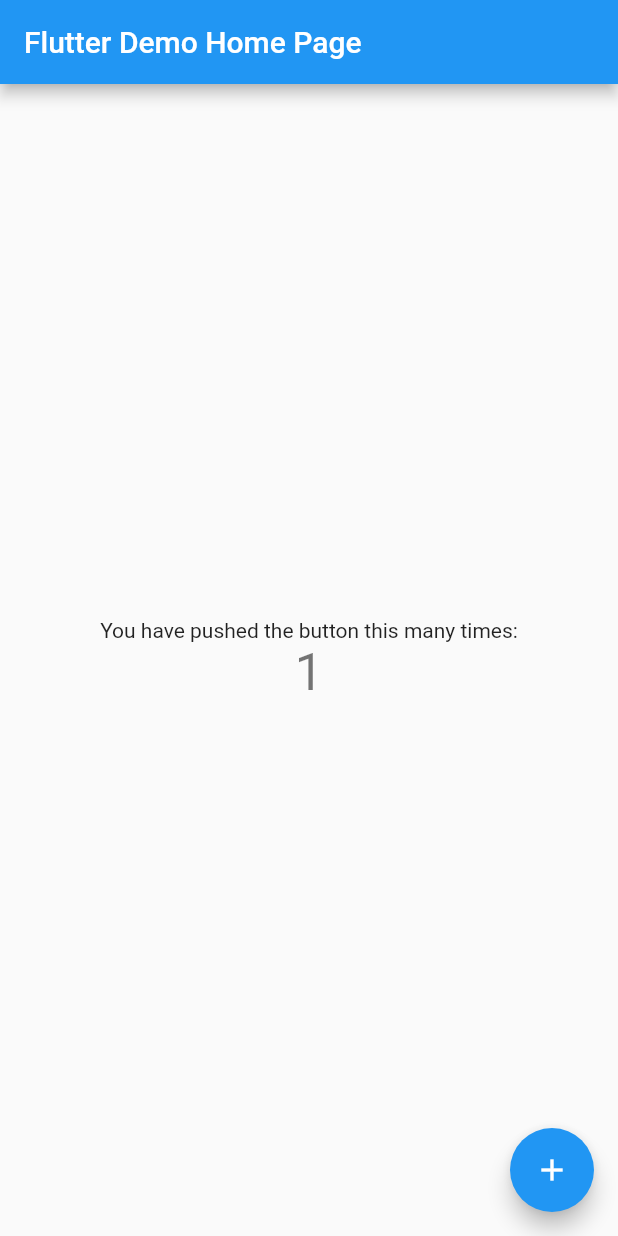
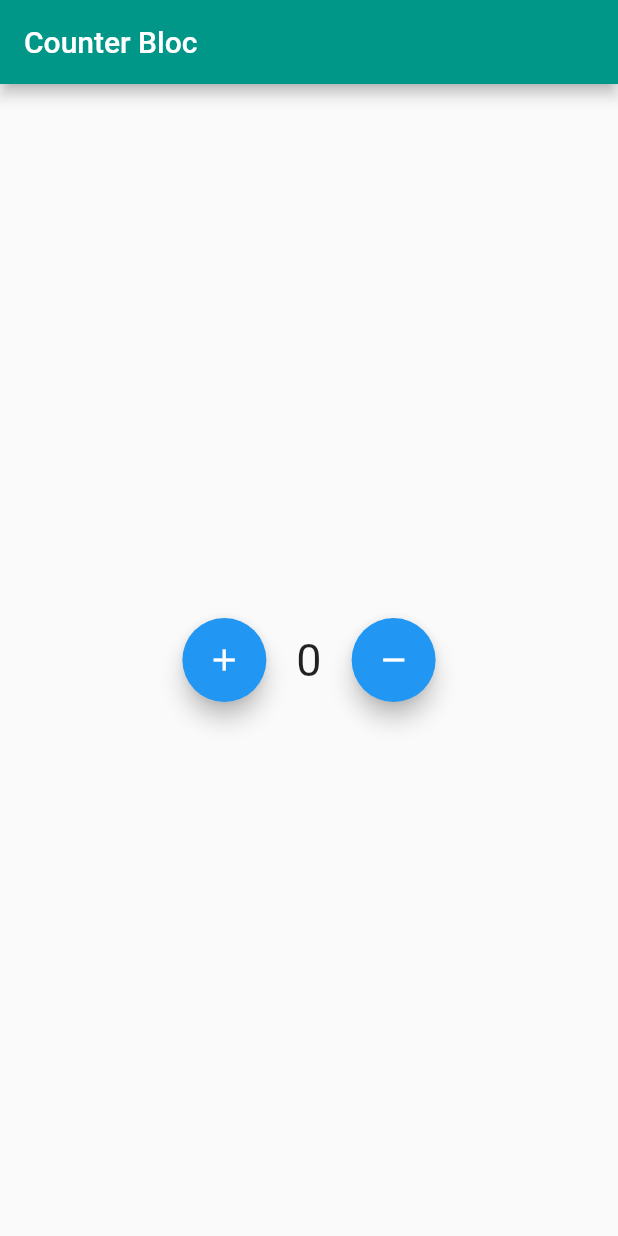
Before and after one commit to AAdel22/counter_with_bloc, a Flutter app: the screen it shows after launch, after a tap on the "add" icon, on a phone screen of 412 x 824 dp. Run offline on Flutter 3.47's test engine with Material 2 defaults, Android fonts, the light colour scheme and no system bars; our stand-ins replace flutter_bloc.

Commit message:
second commit

```diff
--- /dev/null
+++ b/lib/UI/Screens/Counter/counter_screen.dart
@@ -0,0 +1,42 @@
+import 'package:flutter/material.dart';
+
+class CounterScreen extends StatelessWidget {
+  const CounterScreen({Key? key}) : super(key: key);
+
+  @override
+  Widget build(BuildContext context) {
+    return Scaffold(
+      appBar: AppBar(
+        title: Text("Counter Bloc"),
+        backgroundColor: Colors.teal,
+      ),
+      body: Center(
+        child: Row(
+          mainAxisAlignment: MainAxisAlignment.center,
+          children: [
+            FloatingActionButton(
+              onPressed: () {},
+              child: Icon(Icons.add),
+            ),
+            SizedBox(
+              width: 20,
+            ),
+            Text(
+              "0",
+              style: TextStyle(
+                fontSize: 30,
+              ),
+            ),
+            SizedBox(
+              width: 20,
+            ),
+            FloatingActionButton(
+              onPressed: () {},
+              child: Icon(Icons.remove),
+            ),
+          ],
+        ),
+      ),
+    );
+  }
+}
--- a/lib/main.dart
+++ b/lib/main.dart
@@ -1,3 +1,4 @@
+import 'package:counter_with_bloc/UI/Screens/Counter/counter_screen.dart';
 import 'package:flutter/material.dart';
 
 void main() {
@@ -5,109 +6,15 @@
 }
 
 class MyApp extends StatelessWidget {
-  // This widget is the root of your application.
   @override
   Widget build(BuildContext context) {
     return MaterialApp(
-      title: 'Flutter Demo',
+      title: 'Counter Bloc',
+      debugShowCheckedModeBanner: false,
       theme: ThemeData(
-        // This is the theme of your application.
-        //
-        // Try running your application with "flutter run". You'll see the
-        // application has a blue toolbar. Then, without quitting the app, try
-        // changing the primarySwatch below to Colors.green and then invoke
-        // "hot reload" (press "r" in the console where you ran "flutter run",
-        // or simply save your changes to "hot reload" in a Flutter IDE).
-        // Notice that the counter didn't reset back to zero; the application
-        // is not restarted.
         primarySwatch: Colors.blue,
       ),
-      home: MyHomePage(title: 'Flutter Demo Home Page'),
+      home: CounterScreen(),
     );
   }
 }
-
-class MyHomePage extends StatefulWidget {
-  MyHomePage({Key? key, required this.title}) : super(key: key);
-
-  // This widget is the home page of your application. It is stateful, meaning
-  // that it has a State object (defined below) that contains fields that affect
-  // how it looks.
-
-  // This class is the configuration for the state. It holds the values (in this
-  // case the title) provided by the parent (in this case the App widget) and
-  // used by the build method of the State. Fields in a Widget subclass are
-  // always marked "final".
-
-  final String title;
-
-  @override
-  _MyHomePageState createState() => _MyHomePageState();
-}
-
-class _MyHomePageState extends State<MyHomePage> {
-  int _counter = 0;
-
-  void _incrementCounter() {
-    setState(() {
-      // This call to setState tells the Flutter framework that something has
-      // changed in this State, which causes it to rerun the build method below
-      // so that the display can reflect the updated values. If we changed
-      // _counter without calling setState(), then the build method would not be
-      // called again, and so nothing would appear to happen.
-      _counter++;
-    });
-  }
-
-  @override
-  Widget build(BuildContext context) {
-    // This method is rerun every time setState is called, for instance as done
-    // by the _incrementCounter method above.
-    //
-    // The Flutter framework has been optimized to make rerunning build methods
-    // fast, so that you can just rebuild anything that needs updating rather
-    // than having to individually change instances of widgets.
-    return Scaffold(
-      appBar: AppBar(
-        // Here we take the value from the MyHomePage object that was created by
-        // the App.build method, and use it to set our appbar title.
-        title: Text(widget.title),
-      ),
-      body: Center(
-        // Center is a layout widget. It takes a single child and positions it
-        // in the middle of the parent.
-        child: Column(
-          // Column is also a layout widget. It takes a list of children and
-          // arranges them vertically. By default, it sizes itself to fit its
-          // children horizontally, and tries to be as tall as its parent.
-          //
-          // Invoke "debug painting" (press "p" in the console, choose the
-          // "Toggle Debug Paint" action from the Flutter Inspector in Android
-          // Studio, or the "Toggle Debug Paint" command in Visual Studio Code)
-          // to see the wireframe for each widget.
-          //
-          // Column has various properties to control how it sizes itself and
-          // how it positions its children. Here we use mainAxisAlignment to
-          // center the children vertically; the main axis here is the vertical
-          // axis because Columns are vertical (the cross axis would be
-          // horizontal).
-          mainAxisAlignment: MainAxisAlignment.center,
-          children: <Widget>[
-            Text(
-              'You have pushed the button this many times:',
-            ),
-            Text(
-              '$_counter',
-              style: Theme.of(context).textTheme.headline4,
-            ),
-          ],
-        ),
-      ),
-      floatingActionButton: FloatingActionButton(
-        onPressed: _incrementCounter,
-        tooltip: 'Increment',
-        child: Icon(Icons.add),
-      ), // This trailing comma makes auto-formatting nicer for build methods.
-    );
-  }
-}
--- a/pubspec.yaml
+++ b/pubspec.yaml
@@ -28,6 +28,7 @@
   # The following adds the Cupertino Icons font to your application.
   # Use with the CupertinoIcons class for iOS style icons.
   cupertino_icons: ^1.0.2
+  flutter_bloc: ^7.0.1
 
 dev_dependencies:
   flutter_test:
```
Also changed, not shown: lib/UI/Screens/Counter/Bloc/bloc.dart (added, +32 -0 lines), lib/UI/Screens/Counter/Bloc/events.dart (added, +10 -0 lines), lib/UI/Screens/Counter/Bloc/states.dart (added, +10 -0 lines), pubspec.lock.
